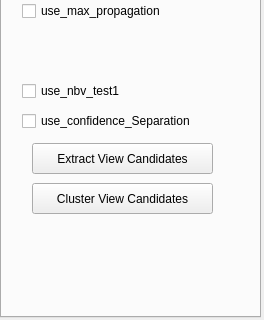
Qt form Point Cloud/UI/camera_para.ui (sunwaylive/quality-driven-poisson-guided-autoscanning) before a commit; both pictures show x 0 to 264 and y 384 to 704 of the 264 by 704 pixel window.
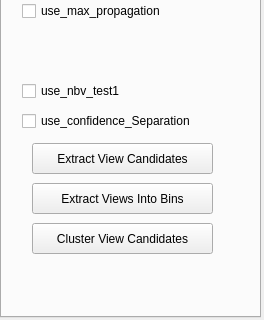
The same form after that commit.

What changed in the file:
```diff
--- a/Point Cloud/UI/camera_para.ui
+++ b/Point Cloud/UI/camera_para.ui
@@ -554,7 +554,7 @@
      <property name="geometry">
       <rect>
        <x>30</x>
-       <y>540</y>
+       <y>580</y>
        <width>181</width>
        <height>31</height>
       </rect>
@@ -563,6 +563,19 @@
       <string>Cluster View Candidates</string>
      </property>
     </widget>
+    <widget class="QPushButton" name="pushButton_extract_views_into_bins">
+     <property name="geometry">
+      <rect>
+       <x>30</x>
+       <y>540</y>
+       <width>181</width>
+       <height>31</height>
+      </rect>
+     </property>
+     <property name="text">
+      <string>Extract Views Into Bins</string>
+     </property>
+    </widget>
    </widget>
   </widget>
  </widget>
```
